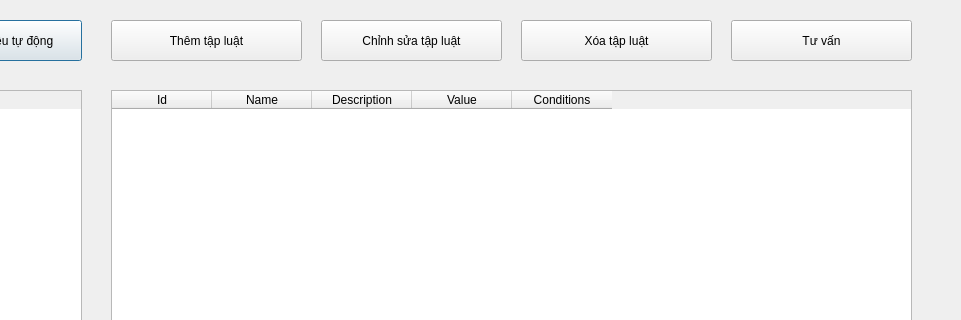
Above: src/frontend/main.ui from b1team/he_chuyen_gia before the change; both pictures show x 439 to 1400 and y 0 to 320 of the 1400 by 801 pixel window. Below: the same form after it.
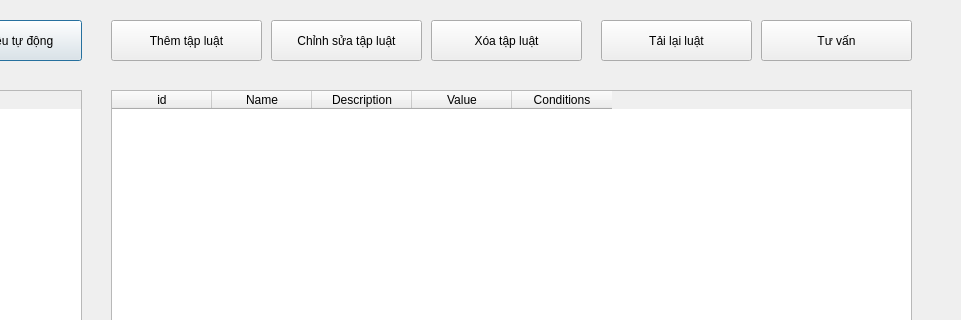
That is the form after the change.

Commit message: add feature frontend

What changed in the file:
```diff
--- a/src/frontend/main.ui
+++ b/src/frontend/main.ui
@@ -80,9 +80,9 @@
   <widget class="QPushButton" name="advisoryBtn">
    <property name="geometry">
     <rect>
-     <x>1170</x>
+     <x>1200</x>
      <y>20</y>
-     <width>181</width>
+     <width>151</width>
      <height>41</height>
     </rect>
    </property>
@@ -158,7 +158,7 @@
    </property>
    <column>
     <property name="text">
-     <string>Id</string>
+     <string>id</string>
     </property>
    </column>
    <column>
@@ -187,7 +187,7 @@
     <rect>
      <x>550</x>
      <y>20</y>
-     <width>191</width>
+     <width>151</width>
      <height>41</height>
     </rect>
    </property>
@@ -198,9 +198,9 @@
   <widget class="QPushButton" name="deleteBtn">
    <property name="geometry">
     <rect>
-     <x>960</x>
+     <x>870</x>
      <y>20</y>
-     <width>191</width>
+     <width>151</width>
      <height>41</height>
     </rect>
    </property>
@@ -228,9 +228,9 @@
   <widget class="QPushButton" name="updateBtn">
    <property name="geometry">
     <rect>
-     <x>760</x>
+     <x>710</x>
      <y>20</y>
-     <width>181</width>
+     <width>151</width>
      <height>41</height>
     </rect>
    </property>
@@ -238,6 +238,19 @@
     <string>Chỉnh sửa tập luật</string>
    </property>
   </widget>
+  <widget class="QPushButton" name="reloadBtn">
+   <property name="geometry">
+    <rect>
+     <x>1040</x>
+     <y>20</y>
+     <width>151</width>
+     <height>41</height>
+    </rect>
+   </property>
+   <property name="text">
+    <string>Tải lại luật</string>
+   </property>
+  </widget>
  </widget>
  <resources/>
  <connections/>
```
The commit also changes 1 other file.
